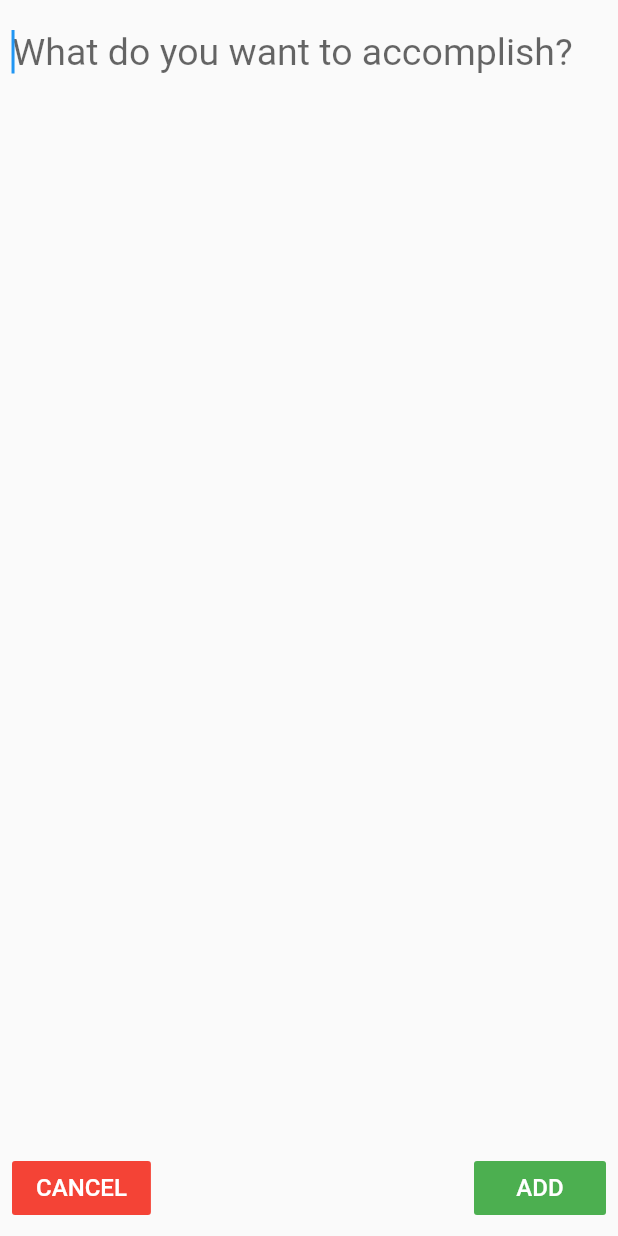
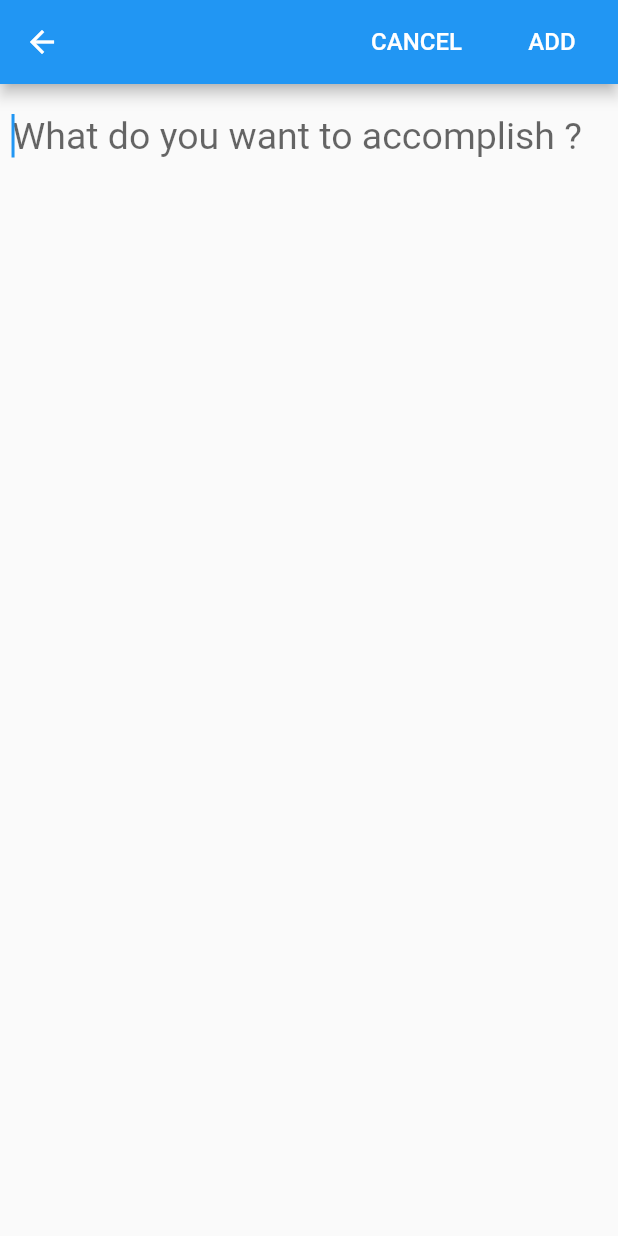
Before and after one commit to lfdel/flutter_get_example, a Flutter app: the TodoScreen screen opened directly, on a phone screen of 412 x 824 dp. Run offline on Flutter 3.47's test engine with Material 2 defaults, Android fonts, the light colour scheme and no system bars; our stand-ins replace get, get_storage; accounts and stored records are empty.

Commit message:
revisando y modificnado

```diff
--- a/lib/main.dart
+++ b/lib/main.dart
@@ -8,7 +8,7 @@ void main() async {
   await GetStorage.init();
   runApp(GetMaterialApp(
     debugShowCheckedModeBanner: false,
-    //home: TodoScreen(),
+    title: "Todos lfdel24@gmail.com",
     home: HomeScreen(),
   ));
 }
--- a/lib/screens/home_screen.dart
+++ b/lib/screens/home_screen.dart
@@ -45,12 +45,9 @@ class HomeScreen extends StatelessWidget {
                       todoController.todos[index].text,
                       style: (todoController.todos[index].done
                           ? TextStyle(
-                              color: Colors.red,
                               decoration: TextDecoration.lineThrough,
                             )
-                          : TextStyle(
-                              color:
-                                  Theme.of(context).textTheme.bodyText1.color)),
+                          : TextStyle(decoration: TextDecoration.none)),
                     ),
                     leading: Checkbox(
                       value: todoController.todos[index].done,
--- a/lib/screens/todo_screen.dart
+++ b/lib/screens/todo_screen.dart
@@ -31,33 +31,14 @@ class TodoScreen extends StatelessWidget {
     }
 
     return Scaffold(
-      body: Container(
-        padding: EdgeInsets.all(8),
-        child: Column(
-          children: [
-            Expanded(
-                child: TextField(
-              controller: textController,
-              autofocus: true,
-              decoration: InputDecoration(
-                hintText: "What do you want to accomplish? ",
-                border: InputBorder.none,
-                focusedBorder: InputBorder.none,
-              ),
-              style: TextStyle(fontSize: 25),
-              keyboardType: TextInputType.multiline,
-              maxLines: 999,
-            )),
-            Row(
-              mainAxisAlignment: MainAxisAlignment.spaceBetween,
-              children: [
+      appBar: AppBar(
+        actions: [
           FlatButton(
             onPressed: () {
               Get.back();
             },
             child: Text('CANCEL',
                 style: TextStyle(color: Colors.white, fontSize: 16)),
-                  color: Colors.red,
           ),
           FlatButton(
             onPressed: () {
@@ -72,10 +53,26 @@ class TodoScreen extends StatelessWidget {
             },
             child: Text(textButton(),
                 style: TextStyle(color: Colors.white, fontSize: 16)),
-                  color: Colors.green,
           )
         ],
-            )
+      ),
+      body: Container(
+        padding: EdgeInsets.all(8),
+        child: Column(
+          children: [
+            Expanded(
+                child: TextField(
+              controller: textController,
+              autofocus: true,
+              decoration: InputDecoration(
+                hintText: "What do you want to accomplish ? ",
+                border: InputBorder.none,
+                focusedBorder: InputBorder.none,
+              ),
+              style: TextStyle(fontSize: 25),
+              keyboardType: TextInputType.multiline,
+              maxLines: 999,
+            )),
           ],
         ),
       ),
```
Lines whose indentation alone changed are shown as unchanged.
